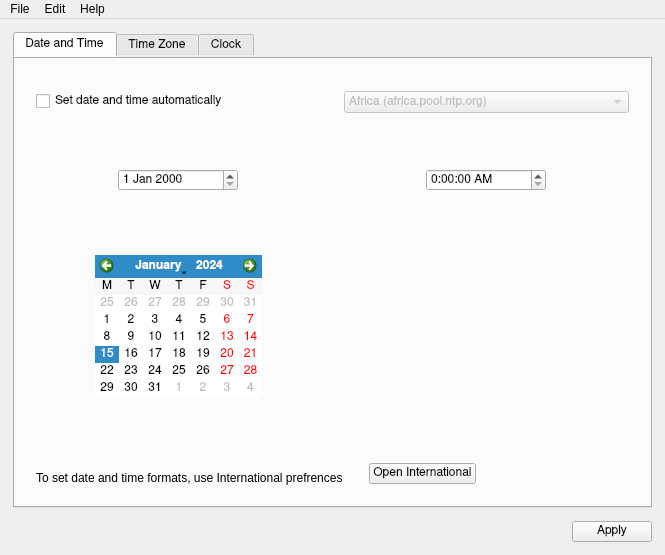
The window that Under Construction/Date and Time.app/Resources/date_and_time.ui (helloSystem/Utilities) describes before a commit, drawn with Qt 5.
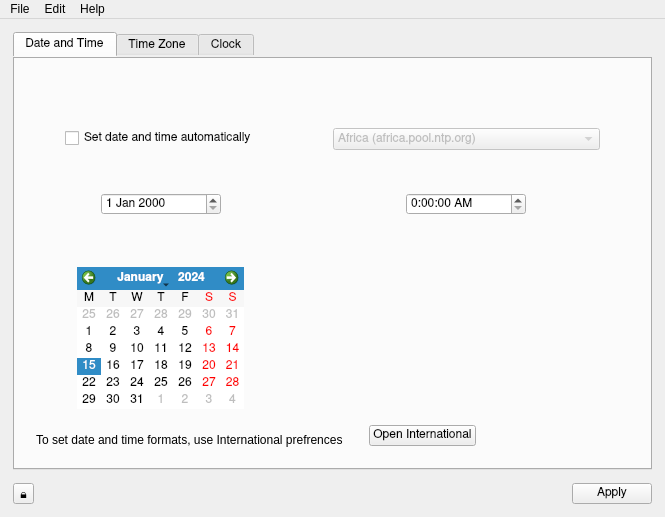
The same window after the commit. Icons and pictures are not drawn. Custom widgets are drawn as their Qt base class.

Commit message: More dyn on analog clock widget

Diff of the .ui file:
```diff
--- a/Under Construction/Date and Time.app/Resources/date_and_time.ui
+++ b/Under Construction/Date and Time.app/Resources/date_and_time.ui
@@ -7,7 +7,7 @@
     <x>0</x>
     <y>0</y>
     <width>665</width>
-    <height>555</height>
+    <height>517</height>
    </rect>
   </property>
   <property name="sizePolicy">
@@ -90,7 +90,7 @@
          <number>23</number>
         </property>
         <item>
-         <layout class="QGridLayout" name="gridLayout_4" rowstretch="0,0,0,0,0,0">
+         <layout class="QGridLayout" name="gridLayout_4" rowstretch="0,0,0,0,0,0,0">
           <property name="leftMargin">
            <number>0</number>
           </property>
@@ -109,7 +109,46 @@
           <property name="verticalSpacing">
            <number>6</number>
           </property>
-          <item row="2" column="1" alignment="Qt::AlignHCenter">
+          <item row="1" column="0" rowspan="5">
+           <spacer name="horizontalSpacer_3">
+            <property name="orientation">
+             <enum>Qt::Horizontal</enum>
+            </property>
+            <property name="sizeHint" stdset="0">
+             <size>
+              <width>40</width>
+              <height>20</height>
+             </size>
+            </property>
+           </spacer>
+          </item>
+          <item row="1" column="4" rowspan="5">
+           <spacer name="horizontalSpacer_4">
+            <property name="orientation">
+             <enum>Qt::Horizontal</enum>
+            </property>
+            <property name="sizeHint" stdset="0">
+             <size>
+              <width>40</width>
+              <height>20</height>
+             </size>
+            </property>
+           </spacer>
+          </item>
+          <item row="2" column="1">
+           <spacer name="verticalSpacer_3">
+            <property name="orientation">
+             <enum>Qt::Vertical</enum>
+            </property>
+            <property name="sizeHint" stdset="0">
+             <size>
+              <width>20</width>
+              <height>40</height>
+             </size>
+            </property>
+           </spacer>
+          </item>
+          <item row="3" column="3" alignment="Qt::AlignHCenter">
            <widget class="QTimeEdit" name="dat_timeedit_widget">
             <property name="sizePolicy">
              <sizepolicy hsizetype="Preferred" vsizetype="Fixed">
@@ -145,7 +184,23 @@
             </property>
            </widget>
           </item>
-          <item row="4" column="0" alignment="Qt::AlignHCenter">
+          <item row="6" column="1" colspan="3">
+           <spacer name="verticalSpacer_2">
+            <property name="orientation">
+             <enum>Qt::Vertical</enum>
+            </property>
+            <property name="sizeType">
+             <enum>QSizePolicy::MinimumExpanding</enum>
+            </property>
+            <property name="sizeHint" stdset="0">
+             <size>
+              <width>20</width>
+              <height>0</height>
+             </size>
+            </property>
+           </spacer>
+          </item>
+          <item row="5" column="1" alignment="Qt::AlignHCenter">
            <widget class="QCalendarWidget" name="dat_calendar_widget">
             <property name="sizePolicy">
              <sizepolicy hsizetype="Fixed" vsizetype="Fixed">
@@ -175,8 +230,14 @@
             </property>
            </widget>
           </item>
-          <item row="4" column="1" alignment="Qt::AlignHCenter|Qt::AlignTop">
+          <item row="5" column="3" alignment="Qt::AlignHCenter|Qt::AlignTop">
            <widget class="AnalogClock" name="dat_clock_widget" native="true">
+            <property name="sizePolicy">
+             <sizepolicy hsizetype="MinimumExpanding" vsizetype="MinimumExpanding">
+              <horstretch>0</horstretch>
+              <verstretch>0</verstretch>
+             </sizepolicy>
+            </property>
             <property name="minimumSize">
              <size>
               <width>160</width>
@@ -197,20 +258,7 @@
             </property>
            </widget>
           </item>
-          <item row="5" column="0" colspan="2">
-           <spacer name="verticalSpacer_2">
-            <property name="orientation">
-             <enum>Qt::Vertical</enum>
-            </property>
-            <property name="sizeHint" stdset="0">
-             <size>
-              <width>20</width>
-              <height>40</height>
-             </size>
-            </property>
-           </spacer>
-          </item>
-          <item row="0" column="1">
+          <item row="1" column="3">
            <widget class="QComboBox" name="ntp_servers_comboBox">
             <property name="enabled">
              <bool>false</bool>
@@ -266,7 +314,7 @@
             </item>
            </widget>
           </item>
-          <item row="2" column="0" alignment="Qt::AlignHCenter">
+          <item row="3" column="1" alignment="Qt::AlignHCenter">
            <widget class="QDateEdit" name="dat_dateedit_widget">
             <property name="sizePolicy">
              <sizepolicy hsizetype="Preferred" vsizetype="Fixed">
@@ -287,7 +335,7 @@
             </property>
            </widget>
           </item>
-          <item row="0" column="0">
+          <item row="1" column="1">
            <widget class="QCheckBox" name="date_and_time_auto_checkbox">
             <property name="sizePolicy">
              <sizepolicy hsizetype="MinimumExpanding" vsizetype="Fixed">
@@ -305,20 +353,7 @@
             </property>
            </widget>
           </item>
-          <item row="3" column="0" colspan="2">
-           <spacer name="verticalSpacer_3">
-            <property name="orientation">
-             <enum>Qt::Vertical</enum>
-            </property>
-            <property name="sizeHint" stdset="0">
-             <size>
-              <width>20</width>
-              <height>40</height>
-             </size>
-            </property>
-           </spacer>
-          </item>
-          <item row="1" column="0" colspan="2">
+          <item row="0" column="1" colspan="3">
            <spacer name="verticalSpacer">
             <property name="orientation">
              <enum>Qt::Vertical</enum>
@@ -331,6 +366,58 @@
             </property>
            </spacer>
           </item>
+          <item row="1" column="2" rowspan="5">
+           <spacer name="horizontalSpacer_5">
+            <property name="orientation">
+             <enum>Qt::Horizontal</enum>
+            </property>
+            <property name="sizeHint" stdset="0">
+             <size>
+              <width>40</width>
+              <height>20</height>
+             </size>
+            </property>
+           </spacer>
+          </item>
+          <item row="4" column="1">
+           <spacer name="verticalSpacer_5">
+            <property name="orientation">
+             <enum>Qt::Vertical</enum>
+            </property>
+            <property name="sizeHint" stdset="0">
+             <size>
+              <width>20</width>
+              <height>40</height>
+             </size>
+            </property>
+           </spacer>
+          </item>
+          <item row="2" column="3">
+           <spacer name="verticalSpacer_6">
+            <property name="orientation">
+             <enum>Qt::Vertical</enum>
+            </property>
+            <property name="sizeHint" stdset="0">
+             <size>
+              <width>20</width>
+              <height>40</height>
+             </size>
+            </property>
+           </spacer>
+          </item>
+          <item row="4" column="3">
+           <spacer name="verticalSpacer_7">
+            <property name="orientation">
+             <enum>Qt::Vertical</enum>
+            </property>
+            <property name="sizeHint" stdset="0">
+             <size>
+              <width>20</width>
+              <height>40</height>
+             </size>
+            </property>
+           </spacer>
+          </item>
          </layout>
         </item>
         <item>
@@ -646,6 +733,13 @@
       <property name="bottomMargin">
        <number>0</number>
       </property>
+      <item>
+       <widget class="QToolButton" name="sudo_toolbutton">
+        <property name="text">
+         <string>🔒</string>
+        </property>
+       </widget>
+      </item>
       <item>
        <spacer name="horizontalSpacer">
         <property name="orientation">
```
Left out of the diff: 69 changed lines with no effect on the pictures. The commit also changes 3 other files.
